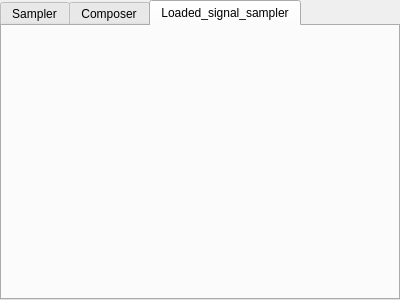
This is src/UI/Tab_viewer.ui in saied-salem/Sampling-Studio as Qt 5 draws it before an edit. The edited form follows.
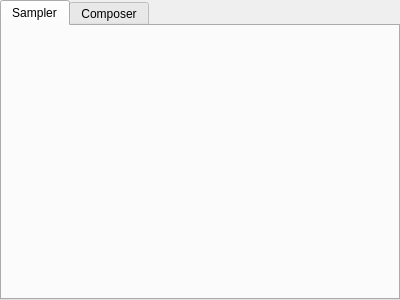
This is the edited form. The open tabs and pages were chosen to show the change.

What changed in the file:
```diff
--- a/src/UI/Tab_viewer.ui
+++ b/src/UI/Tab_viewer.ui
@@ -36,16 +36,6 @@
     </item>
    </layout>
   </widget>
-  <widget class="QWidget" name="Loaded_signal_sampler_tab">
-   <attribute name="title">
-    <string>Loaded_signal_sampler</string>
-   </attribute>
-   <layout class="QVBoxLayout" name="verticalLayout_6">
-    <item>
-     <layout class="QVBoxLayout" name="verticalLayout_5"/>
-    </item>
-   </layout>
-  </widget>
  </widget>
  <resources/>
  <connections/>
```
